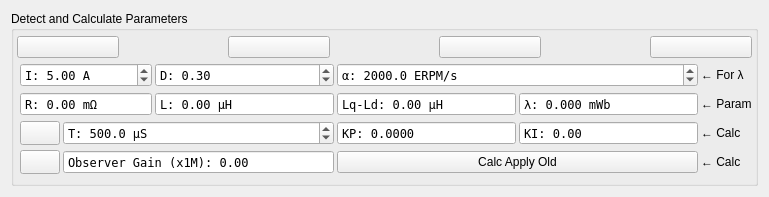
Above: widgets/detectfoc.ui from vedderb/vesc_tool before the change. Below: the same form after it.
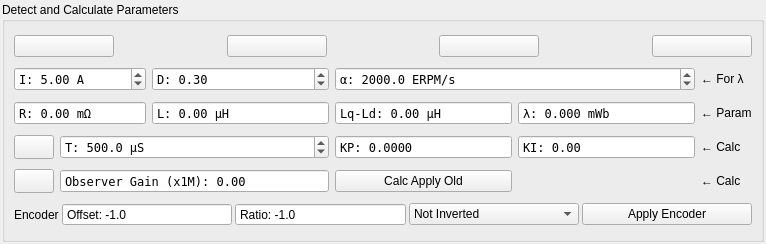
That is the form after the change. Icons and pictures are not drawn.

Commit message: Added encoder fields to foc detection widget

```diff
--- a/widgets/detectfoc.ui
+++ b/widgets/detectfoc.ui
@@ -6,43 +6,124 @@
    <rect>
     <x>0</x>
     <y>0</y>
-    <width>769</width>
-    <height>197</height>
+    <width>766</width>
+    <height>244</height>
    </rect>
   </property>
   <property name="windowTitle">
    <string>Form</string>
   </property>
   <layout class="QVBoxLayout" name="verticalLayout">
+   <property name="spacing">
+    <number>3</number>
+   </property>
+   <property name="leftMargin">
+    <number>2</number>
+   </property>
+   <property name="topMargin">
+    <number>2</number>
+   </property>
+   <property name="rightMargin">
+    <number>2</number>
+   </property>
+   <property name="bottomMargin">
+    <number>2</number>
+   </property>
    <item>
     <widget class="QGroupBox" name="groupBox">
      <property name="title">
       <string>Detect and Calculate Parameters</string>
      </property>
-     <layout class="QGridLayout" name="gridLayout" columnstretch="0,0,0,0,0,0,0">
-      <property name="leftMargin">
-       <number>3</number>
-      </property>
-      <property name="topMargin">
-       <number>3</number>
-      </property>
-      <property name="rightMargin">
-       <number>3</number>
-      </property>
-      <property name="bottomMargin">
-       <number>3</number>
-      </property>
-      <property name="spacing">
-       <number>3</number>
-      </property>
-      <item row="4" column="6">
-       <widget class="QLabel" name="label_4">
+     <layout class="QGridLayout" name="gridLayout">
+      <item row="1" column="0" colspan="2">
+       <widget class="QDoubleSpinBox" name="currentBox">
+        <property name="font">
+         <font>
+          <family>DejaVu Sans Mono</family>
+         </font>
+        </property>
+        <property name="toolTip">
+         <string>Current for starting</string>
+        </property>
+        <property name="prefix">
+         <string>I: </string>
+        </property>
+        <property name="suffix">
+         <string> A</string>
+        </property>
+        <property name="maximum">
+         <double>100000.000000000000000</double>
+        </property>
+        <property name="value">
+         <double>5.000000000000000</double>
+        </property>
+       </widget>
+      </item>
+      <item row="1" column="2">
+       <widget class="QDoubleSpinBox" name="dutyBox">
+        <property name="font">
+         <font>
+          <family>DejaVu Sans Mono</family>
+         </font>
+        </property>
+        <property name="toolTip">
+         <string>Duty cycle to sample at</string>
+        </property>
+        <property name="prefix">
+         <string>D: </string>
+        </property>
+        <property name="suffix">
+         <string/>
+        </property>
+        <property name="maximum">
+         <double>1.000000000000000</double>
+        </property>
+        <property name="singleStep">
+         <double>0.050000000000000</double>
+        </property>
+        <property name="value">
+         <double>0.300000000000000</double>
+        </property>
+       </widget>
+      </item>
+      <item row="1" column="3" colspan="2">
+       <widget class="QDoubleSpinBox" name="erpmBox">
+        <property name="font">
+         <font>
+          <family>DejaVu Sans Mono</family>
+         </font>
+        </property>
+        <property name="toolTip">
+         <string>&lt;html&gt;&lt;head/&gt;&lt;body&gt;&lt;p&gt;ERPM/sec to ramp up the motor in openloop mode with.&lt;/p&gt;&lt;/body&gt;&lt;/html&gt;</string>
+        </property>
+        <property name="prefix">
+         <string>α: </string>
+        </property>
+        <property name="suffix">
+         <string> ERPM/s</string>
+        </property>
+        <property name="decimals">
+         <number>1</number>
+        </property>
+        <property name="maximum">
+         <double>100000.000000000000000</double>
+        </property>
+        <property name="singleStep">
+         <double>10.000000000000000</double>
+        </property>
+        <property name="value">
+         <double>2000.000000000000000</double>
+        </property>
+       </widget>
+      </item>
+      <item row="1" column="5">
+       <widget class="QLabel" name="label_2">
         <property name="text">
-         <string>← Calc</string>
+         <string>← For λ</string>
         </property>
        </widget>
       </item>
-      <item row="2" column="1" colspan="2">
+      <item row="2" column="0" colspan="2">
        <widget class="QDoubleSpinBox" name="resistanceBox">
         <property name="sizePolicy">
          <sizepolicy hsizetype="MinimumExpanding" vsizetype="Fixed">
@@ -81,48 +162,7 @@
         </property>
        </widget>
       </item>
-      <item row="3" column="6">
-       <widget class="QLabel" name="label_3">
-        <property name="text">
-         <string>← Calc</string>
-        </property>
-       </widget>
-      </item>
-      <item row="4" column="2" colspan="2">
-       <widget class="QDoubleSpinBox" name="obsGainBox">
-        <property name="font">
-         <font>
-          <family>DejaVu Sans Mono</family>
-         </font>
-        </property>
-        <property name="toolTip">
-         <string>Observer gain</string>
-        </property>
-        <property name="readOnly">
-         <bool>true</bool>
-        </property>
-        <property name="buttonSymbols">
-         <enum>QAbstractSpinBox::ButtonSymbols::NoButtons</enum>
-        </property>
-        <property name="prefix">
-         <string>Observer Gain (x1M): </string>
-        </property>
-        <property name="suffix">
-         <string/>
-        </property>
-        <property name="maximum">
-         <double>10000.000000000000000</double>
-        </property>
-       </widget>
-      </item>
-      <item row="2" column="6">
-       <widget class="QLabel" name="label">
-        <property name="text">
-         <string>← Param</string>
-        </property>
-       </widget>
-      </item>
-      <item row="2" column="3">
+      <item row="2" column="2">
        <widget class="QDoubleSpinBox" name="inductanceBox">
         <property name="sizePolicy">
          <sizepolicy hsizetype="MinimumExpanding" vsizetype="Fixed">
@@ -158,70 +198,37 @@
         </property>
        </widget>
       </item>
-      <item row="1" column="1" colspan="2">
-       <widget class="QDoubleSpinBox" name="currentBox">
+      <item row="2" column="3">
+       <widget class="QDoubleSpinBox" name="inductanceDiffBox">
+        <property name="sizePolicy">
+         <sizepolicy hsizetype="MinimumExpanding" vsizetype="Fixed">
+          <horstretch>0</horstretch>
+          <verstretch>0</verstretch>
+         </sizepolicy>
+        </property>
         <property name="font">
          <font>
           <family>DejaVu Sans Mono</family>
          </font>
         </property>
-        <property name="toolTip">
-         <string>Current for starting</string>
+        <property name="readOnly">
+         <bool>true</bool>
+        </property>
+        <property name="buttonSymbols">
+         <enum>QAbstractSpinBox::ButtonSymbols::NoButtons</enum>
         </property>
         <property name="prefix">
-         <string>I: </string>
+         <string>Lq-Ld: </string>
         </property>
         <property name="suffix">
-         <string> A</string>
+         <string> µH</string>
         </property>
         <property name="maximum">
-         <double>100000.000000000000000</double>
+         <double>999999.000000000000000</double>
         </property>
-        <property name="value">
-         <double>5.000000000000000</double>
-        </property>
        </widget>
       </item>
-      <item row="4" column="1">
-       <widget class="QPushButton" name="calcGainButton">
-        <property name="sizePolicy">
-         <sizepolicy hsizetype="Fixed" vsizetype="Minimum">
-          <horstretch>0</horstretch>
-          <verstretch>0</verstretch>
-         </sizepolicy>
-        </property>
-        <property name="toolTip">
-         <string>Calculate Observer Gain (requires λ)</string>
-        </property>
-        <property name="text">
-         <string/>
-        </property>
-       </widget>
-      </item>
-      <item row="3" column="1">
-       <widget class="QPushButton" name="calcKpKiButton">
-        <property name="sizePolicy">
-         <sizepolicy hsizetype="Fixed" vsizetype="Minimum">
-          <horstretch>0</horstretch>
-          <verstretch>0</verstretch>
-         </sizepolicy>
-        </property>
-        <property name="toolTip">
-         <string>Calculate KP and KI (requires R and L)</string>
-        </property>
-        <property name="text">
-         <string/>
-        </property>
-       </widget>
-      </item>
-      <item row="1" column="6">
-       <widget class="QLabel" name="label_2">
-        <property name="text">
-         <string>← For λ</string>
-        </property>
-       </widget>
-      </item>
-      <item row="2" column="5">
+      <item row="2" column="4">
        <widget class="QDoubleSpinBox" name="lambdaBox">
         <property name="sizePolicy">
          <sizepolicy hsizetype="MinimumExpanding" vsizetype="Fixed">
@@ -260,7 +267,205 @@
         </property>
        </widget>
       </item>
-      <item row="0" column="0" colspan="7">
+      <item row="2" column="5">
+       <widget class="QLabel" name="label">
+        <property name="text">
+         <string>← Param</string>
+        </property>
+       </widget>
+      </item>
+      <item row="3" column="0">
+       <widget class="QPushButton" name="calcKpKiButton">
+        <property name="sizePolicy">
+         <sizepolicy hsizetype="Fixed" vsizetype="Minimum">
+          <horstretch>0</horstretch>
+          <verstretch>0</verstretch>
+         </sizepolicy>
+        </property>
+        <property name="toolTip">
+         <string>Calculate KP and KI (requires R and L)</string>
+        </property>
+        <property name="text">
+         <string/>
+        </property>
+       </widget>
+      </item>
+      <item row="3" column="1" colspan="2">
+       <widget class="QDoubleSpinBox" name="tcBox">
+        <property name="sizePolicy">
+         <sizepolicy hsizetype="MinimumExpanding" vsizetype="Fixed">
+          <horstretch>0</horstretch>
+          <verstretch>0</verstretch>
+         </sizepolicy>
+        </property>
+        <property name="font">
+         <font>
+          <family>DejaVu Sans Mono</family>
+         </font>
+        </property>
+        <property name="toolTip">
+         <string>Time constant for calculating KP and KI</string>
+        </property>
+        <property name="prefix">
+         <string>T: </string>
+        </property>
+        <property name="suffix">
+         <string> µS</string>
+        </property>
+        <property name="decimals">
+         <number>1</number>
+        </property>
+        <property name="maximum">
+         <double>100000.000000000000000</double>
+        </property>
+        <property name="singleStep">
+         <double>100.000000000000000</double>
+        </property>
+        <property name="value">
+         <double>500.000000000000000</double>
+        </property>
+       </widget>
+      </item>
+      <item row="3" column="3">
+       <widget class="QDoubleSpinBox" name="kpBox">
+        <property name="font">
+         <font>
+          <family>DejaVu Sans Mono</family>
+         </font>
+        </property>
+        <property name="toolTip">
+         <string>Current control KP</string>
+        </property>
+        <property name="readOnly">
+         <bool>true</bool>
+        </property>
+        <property name="buttonSymbols">
+         <enum>QAbstractSpinBox::ButtonSymbols::NoButtons</enum>
+        </property>
+        <property name="prefix">
+         <string>KP: </string>
+        </property>
+        <property name="suffix">
+         <string/>
+        </property>
+        <property name="decimals">
+         <number>4</number>
+        </property>
+        <property name="maximum">
+         <double>1000.000000000000000</double>
+        </property>
+        <property name="singleStep">
+         <double>0.010000000000000</double>
+        </property>
+        <property name="value">
+         <double>0.000000000000000</double>
+        </property>
+       </widget>
+      </item>
+      <item row="3" column="4">
+       <widget class="QDoubleSpinBox" name="kiBox">
+        <property name="font">
+         <font>
+          <family>DejaVu Sans Mono</family>
+         </font>
+        </property>
+        <property name="toolTip">
+         <string>Current control KI</string>
+        </property>
+        <property name="readOnly">
+         <bool>true</bool>
+        </property>
+        <property name="buttonSymbols">
+         <enum>QAbstractSpinBox::ButtonSymbols::NoButtons</enum>
+        </property>
+        <property name="prefix">
+         <string>KI: </string>
+        </property>
+        <property name="suffix">
+         <string/>
+        </property>
+        <property name="decimals">
+         <number>2</number>
+        </property>
+        <property name="maximum">
+         <double>100000.000000000000000</double>
+        </property>
+        <property name="singleStep">
+         <double>1.000000000000000</double>
+        </property>
+        <property name="value">
+         <double>0.000000000000000</double>
+        </property>
+       </widget>
+      </item>
+      <item row="3" column="5">
+       <widget class="QLabel" name="label_3">
+        <property name="text">
+         <string>← Calc</string>
+        </property>
+       </widget>
+      </item>
+      <item row="4" column="0">
+       <widget class="QPushButton" name="calcGainButton">
+        <property name="sizePolicy">
+         <sizepolicy hsizetype="Fixed" vsizetype="Minimum">
+          <horstretch>0</horstretch>
+          <verstretch>0</verstretch>
+         </sizepolicy>
+        </property>
+        <property name="toolTip">
+         <string>Calculate Observer Gain (requires λ)</string>
+        </property>
+        <property name="text">
+         <string/>
+        </property>
+       </widget>
+      </item>
+      <item row="4" column="1" colspan="2">
+       <widget class="QDoubleSpinBox" name="obsGainBox">
+        <property name="font">
+         <font>
+          <family>DejaVu Sans Mono</family>
+         </font>
+        </property>
+        <property name="toolTip">
+         <string>Observer gain</string>
+        </property>
+        <property name="readOnly">
+         <bool>true</bool>
+        </property>
+        <property name="buttonSymbols">
+         <enum>QAbstractSpinBox::ButtonSymbols::NoButtons</enum>
+        </property>
+        <property name="prefix">
+         <string>Observer Gain (x1M): </string>
+        </property>
+        <property name="suffix">
+         <string/>
+        </property>
+        <property name="maximum">
+         <double>10000.000000000000000</double>
+        </property>
+       </widget>
+      </item>
+      <item row="4" column="3">
+       <widget class="QPushButton" name="calcApplyLocalButton">
+        <property name="toolTip">
+         <string>Calculate KP, KI and Observer Gain from the entered settings and the time constant, and apply them.</string>
+        </property>
+        <property name="text">
+         <string>Calc Apply Old</string>
+        </property>
+       </widget>
+      </item>
+      <item row="4" column="5">
+       <widget class="QLabel" name="label_4">
+        <property name="text">
+         <string>← Calc</string>
+        </property>
+       </widget>
+      </item>
+      <item row="0" column="0" colspan="6">
        <layout class="QHBoxLayout" name="horizontalLayout">
         <item>
          <widget class="QPushButton" name="helpButton">
@@ -409,210 +614,90 @@
         </item>
        </layout>
       </item>
-      <item row="1" column="3">
-       <widget class="QDoubleSpinBox" name="dutyBox">
-        <property name="font">
-         <font>
-          <family>DejaVu Sans Mono</family>
-         </font>
+      <item row="5" column="0" colspan="6">
+       <layout class="QHBoxLayout" name="horizontalLayout_2" stretch="0,1,1,1,1">
+        <property name="spacing">
+         <number>3</number>
         </property>
-        <property name="toolTip">
-         <string>Duty cycle to sample at</string>
-        </property>
-        <property name="prefix">
-         <string>D: </string>
-        </property>
-        <property name="suffix">
-         <string/>
-        </property>
-        <property name="maximum">
-         <double>1.000000000000000</double>
-        </property>
-        <property name="singleStep">
-         <double>0.050000000000000</double>
-        </property>
-        <property name="value">
-         <double>0.300000000000000</double>
-        </property>
-       </widget>
-      </item>
-      <item row="2" column="4">
-       <widget class="QDoubleSpinBox" name="inductanceDiffBox">
-        <property name="sizePolicy">
-         <sizepolicy hsizetype="MinimumExpanding" vsizetype="Fixed">
-          <horstretch>0</horstretch>
-          <verstretch>0</verstretch>
-         </sizepolicy>
-        </property>
-        <property name="font">
-         <font>
-          <family>DejaVu Sans Mono</family>
-         </font>
-        </property>
-        <property name="readOnly">
-         <bool>true</bool>
-        </property>
-        <property name="buttonSymbols">
-         <enum>QAbstractSpinBox::ButtonSymbols::NoButtons</enum>
-        </property>
-        <property name="prefix">
-         <string>Lq-Ld: </string>
-        </property>
-        <property name="suffix">
-         <string> µH</string>
-        </property>
-        <property name="maximum">
-         <double>999999.000000000000000</double>
-        </property>
-       </widget>
-      </item>
-      <item row="1" column="4" colspan="2">
-       <widget class="QDoubleSpinBox" name="erpmBox">
-        <property name="font">
-         <font>
-          <family>DejaVu Sans Mono</family>
-         </font>
-        </property>
-        <property name="toolTip">
-         <string>&lt;html&gt;&lt;head/&gt;&lt;body&gt;&lt;p&gt;ERPM/sec to ramp up the motor in openloop mode with.&lt;/p&gt;&lt;/body&gt;&lt;/html&gt;</string>
-        </property>
-        <property name="prefix">
-         <string>α: </string>
-        </property>
-        <property name="suffix">
-         <string> ERPM/s</string>
-        </property>
-        <property name="decimals">
-         <number>1</number>
-        </property>
-        <property name="maximum">
-         <double>100000.000000000000000</double>
-        </property>
-        <property name="singleStep">
-         <double>10.000000000000000</double>
-        </property>
-        <property name="value">
-         <double>2000.000000000000000</double>
-        </property>
-       </widget>
-      </item>
-      <item row="4" column="4" colspan="2">
-       <widget class="QPushButton" name="calcApplyLocalButton">
-        <property name="toolTip">
-         <string>Calculate KP, KI and Observer Gain from the entered settings and the time constant, and apply them.</string>
-        </property>
-        <property name="text">
-         <string>Calc Apply Old</string>
-        </property>
-       </widget>
-      </item>
-      <item row="3" column="5">
-       <widget class="QDoubleSpinBox" name="kiBox">
-        <property name="font">
-         <font>
-          <family>DejaVu Sans Mono</family>
-         </font>
-        </property>
-        <property name="toolTip">
-         <string>Current control KI</string>
-        </property>
-        <property name="readOnly">
-         <bool>true</bool>
-        </property>
-        <property name="buttonSymbols">
-         <enum>QAbstractSpinBox::ButtonSymbols::NoButtons</enum>
-        </property>
-        <property name="prefix">
-         <string>KI: </string>
-        </property>
-        <property name="suffix">
-         <string/>
-        </property>
-        <property name="decimals">
-         <number>2</number>
-        </property>
-        <property name="maximum">
-         <double>100000.000000000000000</double>
-        </property>
-        <property name="singleStep">
-         <double>1.000000000000000</double>
-        </property>
-        <property name="value">
-         <double>0.000000000000000</double>
-        </property>
-       </widget>
-      </item>
-      <item row="3" column="4">
-       <widget class="QDoubleSpinBox" name="kpBox">
-        <property name="font">
-         <font>
-          <family>DejaVu Sans Mono</family>
-         </font>
-        </property>
-        <property name="toolTip">
-         <string>Current control KP</string>
-        </property>
-        <property name="readOnly">
-         <bool>true</bool>
-        </property>
-        <property name="buttonSymbols">
-         <enum>QAbstractSpinBox::ButtonSymbols::NoButtons</enum>
-        </property>
-        <property name="prefix">
-         <string>KP: </string>
-        </property>
-        <property name="suffix">
-         <string/>
-        </property>
-        <property name="decimals">
-         <number>4</number>
-        </property>
-        <property name="maximum">
-         <double>1000.000000000000000</double>
-        </property>
-        <property name="singleStep">
-         <double>0.010000000000000</double>
-        </property>
-        <property name="value">
-         <double>0.000000000000000</double>
-        </property>
-       </widget>
-      </item>
-      <item row="3" column="2" colspan="2">
-       <widget class="QDoubleSpinBox" name="tcBox">
-        <property name="sizePolicy">
-         <sizepolicy hsizetype="MinimumExpanding" vsizetype="Fixed">
-          <horstretch>0</horstretch>
-          <verstretch>0</verstretch>
-         </sizepolicy>
-        </property>
-        <property name="font">
-         <font>
-          <family>DejaVu Sans Mono</family>
-         </font>
-        </property>
-        <property name="toolTip">
-         <string>Time constant for calculating KP and KI</string>
-        </property>
-        <property name="prefix">
-         <string>T: </string>
-        </property>
-        <property name="suffix">
-         <string> µS</string>
-        </property>
-        <property name="decimals">
-         <number>1</number>
-        </property>
-        <property name="maximum">
-         <double>100000.000000000000000</double>
-        </property>
-        <property name="singleStep">
-         <double>100.000000000000000</double>
-        </property>
-        <property name="value">
-         <double>500.000000000000000</double>
-        </property>
-       </widget>
+        <item>
+         <widget class="QLabel" name="label_5">
+          <property name="text">
+           <string>Encoder</string>
+          </property>
+         </widget>
+        </item>
+        <item>
+         <widget class="QDoubleSpinBox" name="encOffsetBox">
+          <property name="readOnly">
+           <bool>true</bool>
+          </property>
+          <property name="buttonSymbols">
+           <enum>QAbstractSpinBox::ButtonSymbols::NoButtons</enum>
+          </property>
+          <property name="prefix">
+           <string>Offset: </string>
+          </property>
+          <property name="decimals">
+           <number>1</number>
+          </property>
+          <property name="minimum">
+           <double>-1.000000000000000</double>
+          </property>
+          <property name="maximum">
+           <double>360.000000000000000</double>
+          </property>
+          <property name="value">
+           <double>-1.000000000000000</double>
+          </property>
+         </widget>
+        </item>
+        <item>
+         <widget class="QDoubleSpinBox" name="encRatioBox">
+          <property name="readOnly">
+           <bool>true</bool>
+          </property>
+          <property name="buttonSymbols">
+           <enum>QAbstractSpinBox::ButtonSymbols::NoButtons</enum>
+          </property>
+          <property name="prefix">
+           <string>Ratio: </string>
+          </property>
+          <property name="decimals">
+           <number>1</number>
+          </property>
+          <property name="minimum">
+           <double>-1.000000000000000</double>
+          </property>
+          <property name="maximum">
+           <double>100000.000000000000000</double>
+          </property>
+          <property name="value">
+           <double>-1.000000000000000</double>
+          </property>
+         </widget>
+        </item>
+        <item>
+         <widget class="QComboBox" name="encInvertedBox">
+          <item>
+           <property name="text">
+            <string>Not Inverted</string>
+           </property>
+          </item>
+          <item>
+           <property name="text">
+            <string>Inverted</string>
+           </property>
+          </item>
+         </widget>
+        </item>
+        <item>
+         <widget class="QPushButton" name="encApplyButton">
+          <property name="text">
+           <string>Apply Encoder</string>
+          </property>
+         </widget>
+        </item>
+       </layout>
       </item>
      </layout>
     </widget>
```
The commit also changes 4 other files.
